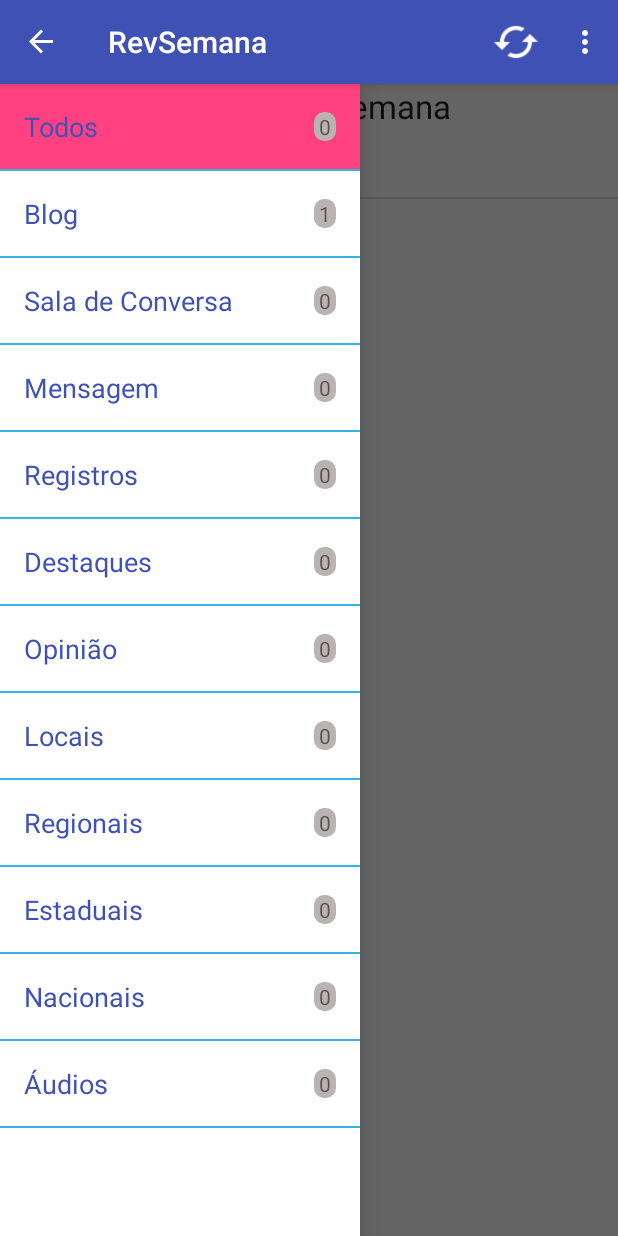
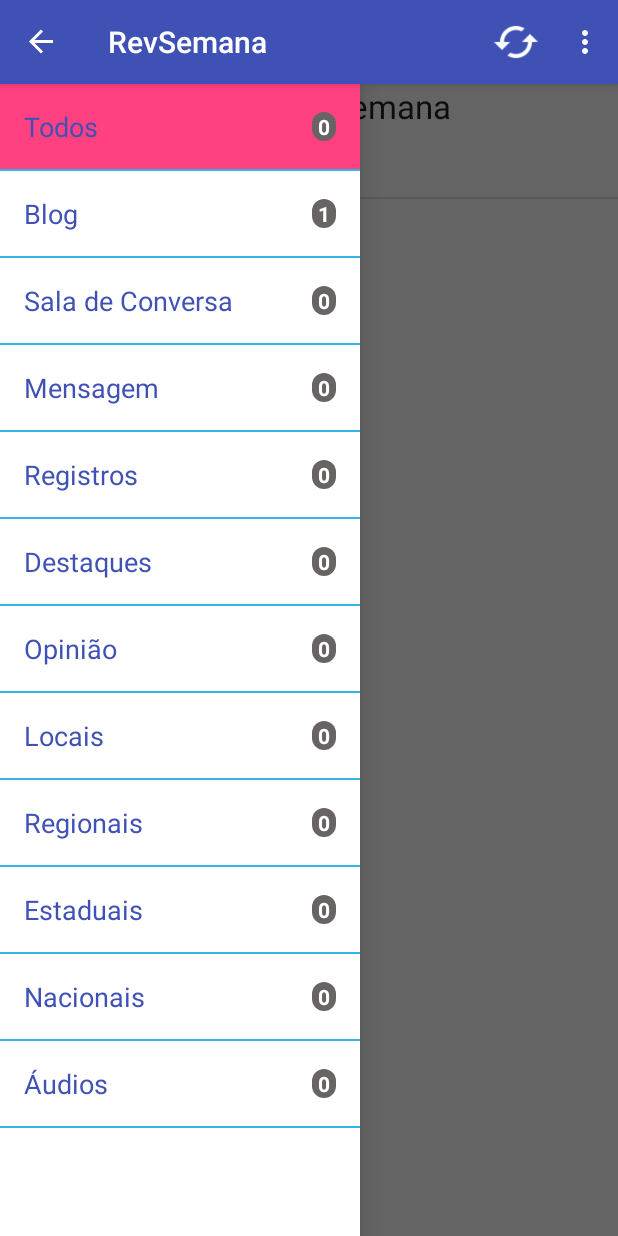
Before and after one commit to mizerablebr/RevistaDaSemana.com, an Android app: the screen it shows after launch (MainActivity), with the side drawer open, on a phone screen of 412 x 824 dp. Run offline under Robolectric (Android 15) with nearby library versions, the phone set to English and light mode, and no system bars.

```diff
--- a/app/src/main/java/com/rds/revistadasemanacom/MainActivity.java
+++ b/app/src/main/java/com/rds/revistadasemanacom/MainActivity.java
@@ -26,9 +26,10 @@ import android.widget.ArrayAdapter;
 import android.widget.ListView;
 
 
+import java.security.Timestamp;
 import java.util.ArrayList;
 import java.util.Arrays;
-
+import java.util.Date;
 
 
 public class MainActivity extends AppCompatActivity {
@@ -46,6 +47,8 @@ public class MainActivity extends AppCompatActivity {
     private ListView drawerList;
     private DrawerLayout drawerLayout;
     private ActionBarDrawerToggle drawerToggle;
+    private ArrayList<CategoryMenu> categoryMenus;
+    private CategoryMenuAdapter menuAdapter;
     public static final String PREFS_NAME = "MyPrefsFile";
         //Variable that control the displayed categories
     protected int currentPosition = 0;
@@ -79,16 +82,24 @@ public class MainActivity extends AppCompatActivity {
         drawerList = (ListView) findViewById(R.id.drawer);
         drawerLayout = (DrawerLayout) findViewById(R.id.drawer_layout);
            //Populate de ListView
-        ArrayList<CategoryMenu> categoryMenus = countPostDataInCategory(new ArrayList<CategoryMenu>(Arrays.asList(CategoryMenu.categoryMenu)));
+        categoryMenus = countPostDataInCategory(new ArrayList<CategoryMenu>(Arrays.asList(CategoryMenu.categoryMenu)));
         categoryMenus = countPostDataInCategory(categoryMenus);
-        drawerList.setAdapter(new CategoryMenuAdapter(this, categoryMenus));
+        menuAdapter = new CategoryMenuAdapter(this, categoryMenus);
+        drawerList.setAdapter(menuAdapter);
         drawerList.setOnItemClickListener(new DrawerItemClickListener());
 
         getSupportActionBar().setDisplayHomeAsUpEnabled(true);
         getSupportActionBar().setHomeButtonEnabled(false);
 
+        //Check if the category selection is old
         SharedPreferences settings = getSharedPreferences(PREFS_NAME, 0);
-        currentPosition = settings.getInt("categories", 0);
+        if (categoriesTimeStampIsOld()) {
+            currentPosition = 0;
+        } else {
+            currentPosition = settings.getInt("categories", 0);
+        }
+
+
 
         // -- END Setup Navigation Drawer
 
@@ -133,19 +144,20 @@ public class MainActivity extends AppCompatActivity {
     }
 
     @Override
-    public void onSaveInstanceState(Bundle outState) {
-        super.onSaveInstanceState(outState);
-        outState.putInt("position", currentPosition);
-    }
-
-    @Override
     protected void onPause() {
         super.onPause();
         SharedPreferences settings = getSharedPreferences(PREFS_NAME, 0);
         SharedPreferences.Editor editor = settings.edit();
         editor.putInt("categories", currentPosition);
+        Date date = new Date();
+        editor.putLong("categoriesTime", date.getTime());
         editor.apply();
-        Log.d("OnPouseposition", "CurrentPostion: " + currentPosition);
+        Log.d("OnPouseposition", "CurrentPostion: " + currentPosition + "categoriesTime: " + String.valueOf(date.getTime()));
+    }
+
+    @Override
+    protected void onDestroy() {
+        super.onDestroy();
     }
 
     @Override
@@ -171,8 +183,14 @@ public class MainActivity extends AppCompatActivity {
     @Override
     protected void onResume() {
         super.onResume();
+        updateDrawerMenuList();
+        //Check if the category selection is old
         SharedPreferences settings = getSharedPreferences(PREFS_NAME, 0);
-        currentPosition = settings.getInt("categories", 0);
+        if (categoriesTimeStampIsOld()) {
+            currentPosition = 0;
+        } else {
+            currentPosition = settings.getInt("categories", 0);
+        }
         drawerList.setItemChecked(currentPosition, true);
     }
 
@@ -249,5 +267,31 @@ public class MainActivity extends AppCompatActivity {
         return updatedMenu;
     }
 
+    private void updateDrawerMenuList() {
+        synchronized (this) {
+            categoryMenus = countPostDataInCategory(new ArrayList<CategoryMenu>(Arrays.asList(CategoryMenu.categoryMenu)));
+            menuAdapter.clear();
+            menuAdapter.addAll(countPostDataInCategory(categoryMenus));
+            drawerList.invalidateViews();
+        }
+    }
+
+    private boolean categoriesTimeStampIsOld() {
+        int minutesToBeOld = 20;
+
+        SharedPreferences settings = getSharedPreferences(PREFS_NAME, 0);
+        long timeToCheck = settings.getLong("categoriesTime", 0);
+
+        Date dateToCheck = new Date(timeToCheck + (minutesToBeOld * 60 * 1000));
+        Date actualDate = new Date();
+
+        if (actualDate.after(dateToCheck)) {
+            return true;
+        } else {
+            return false;
+        }
+
+    }
+
 
 }
--- a/app/src/main/java/com/rds/revistadasemanacom/PostDataFragment.java
+++ b/app/src/main/java/com/rds/revistadasemanacom/PostDataFragment.java
@@ -188,6 +188,7 @@ public class PostDataFragment extends Fragment {
 
     @Override
     public void onResume() {
+        setCurrentCategorie(((MainActivity) getActivity()).currentPosition);
         listAdapterContent = getPostDataFromDb();
         updateListView();
         super.onResume();
--- a/app/src/main/res/drawable/rounded_textview.xml
+++ b/app/src/main/res/drawable/rounded_textview.xml
@@ -1,6 +1,6 @@
 <?xml version="1.0" encoding="utf-8"?>
 <shape xmlns:android="http://schemas.android.com/apk/res/android">
-    <solid android:color="#bab3b3"/>
-    <corners android:radius="10px"/>
+    <solid android:color="#686464"/>
+    <corners android:radius="15px"/>
     <padding android:left="0dp" android:top="0dp" android:right="0dp" android:bottom="0dp" />
 </shape>
--- a/app/src/main/res/layout/row_menu_layout.xml
+++ b/app/src/main/res/layout/row_menu_layout.xml
@@ -30,10 +30,12 @@
             android:textSize="14sp"
             android:paddingTop="0dp"
             android:paddingBottom="0dp"
-            android:paddingRight="3dp"
-            android:paddingLeft="3dp"
+            android:paddingRight="4dp"
+            android:paddingLeft="4dp"
             android:gravity="center"
             android:text="0"
+            android:textStyle="bold"
+            android:textColor="#ffffff"
             />
     </LinearLayout>
 
```
